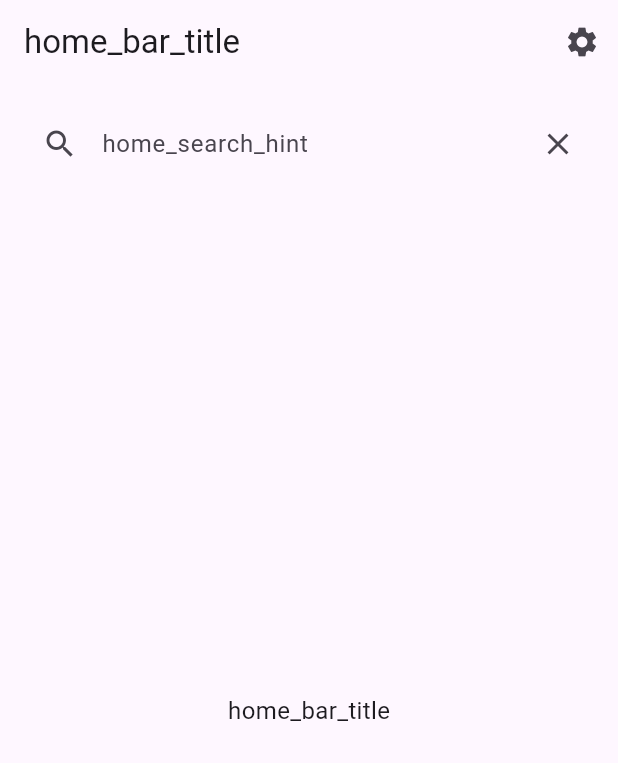
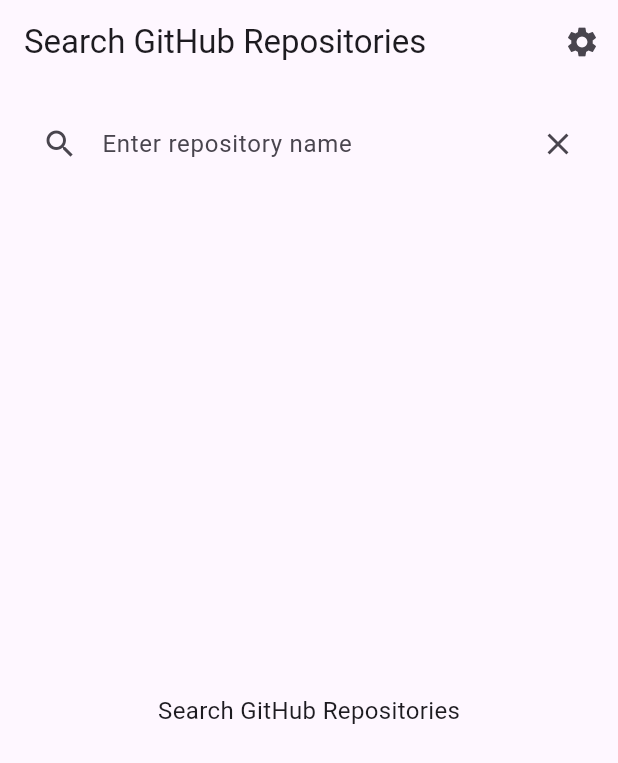
Before and after one commit to Rerurate514/improved_github_browser, a Flutter app: the screen it shows after launch, on a phone screen of 412 x 824 dp. Shown: the top 763 px of the screen. Run offline on Flutter 3.47's test engine with Material 3 defaults, Android fonts, the phone set to English and light mode, and no system bars; our stand-ins replace flutter_riverpod, freezed_annotation, shared_preferences; generated files the repository leaves out were written again.

Commit message:
言語設定を各コンポーネントへ適用

```diff
--- a/lib/features/repo_details/components/repository_info_card.dart
+++ b/lib/features/repo_details/components/repository_info_card.dart
@@ -2,6 +2,7 @@ import 'dart:math';
 
 import 'package:flutter/material.dart';
 import 'package:github_browser/features/repo_search/entities/repository.dart';
+import 'package:flutter_gen/gen_l10n/app_localizations.dart';
 
 class RepositoryInfoCard extends StatelessWidget {
   final Repository repository;
@@ -68,27 +69,27 @@ class RepositoryInfoCard extends StatelessWidget {
                     {
                       'icon': Icons.code,
                       'value': repository.projectLanguage,
-                      'label': "details_repository_language"
+                      'label': AppLocalizations.of(context)!.details_repository_language
                     },
                     {
                       'icon': Icons.star,
                       'value': repository.starCount.toString(),
-                      'label': "details_repository_stars"
+                      'label': AppLocalizations.of(context)!.details_repository_stars
                     },
                     {
                       'icon': Icons.remove_red_eye,
                       'value': repository.watcherCount.toString(),
-                      'label': "details_repository_watchers"
+                      'label': AppLocalizations.of(context)!.details_repository_watchers
                     },
                     {
                       'icon': Icons.call_split,
                       'value': repository.forkCount.toString(),
-                      'label': "details_repository_forks"
+                      'label': AppLocalizations.of(context)!.details_repository_forks
                     },
                     {
                       'icon': Icons.error_outline,
                       'value': repository.issueCount.toString(),
-                      'label': "details_repository_issues"
+                      'label': AppLocalizations.of(context)!.details_repository_issues
                     },
                   ];
 
--- a/lib/features/repo_search/components/repo_result_view.dart
+++ b/lib/features/repo_search/components/repo_result_view.dart
@@ -1,6 +1,7 @@
 import 'package:flutter/material.dart';
 import 'package:github_browser/features/repo_search/components/repo_list_item.dart';
 import 'package:github_browser/features/repo_search/entities/repository.dart';
+import 'package:flutter_gen/gen_l10n/app_localizations.dart';
 
 class RepositoryResultsView extends StatelessWidget {
   final bool isLoading;
@@ -37,8 +38,8 @@ class RepositoryResultsView extends StatelessWidget {
       return Center(
         child: Text(
           searchQuery.isEmpty
-          ? "home_bar_title"
-          : "home_search_empty",
+          ? AppLocalizations.of(context)!.home_bar_title
+          : AppLocalizations.of(context)!.home_search_empty,
           style: const TextStyle(fontSize: 16),
         ),
       );
--- a/lib/features/settings_theme_switch/components/theme_settings_toggle.dart
+++ b/lib/features/settings_theme_switch/components/theme_settings_toggle.dart
@@ -2,6 +2,7 @@ import 'package:flutter/material.dart';
 import 'package:flutter_riverpod/flutter_riverpod.dart';
 import 'package:github_browser/core/components/toggle_button.dart';
 import 'package:github_browser/features/settings_theme_switch/providers/theme_mode_provider.dart';
+import 'package:flutter_gen/gen_l10n/app_localizations.dart';
 
 class ThemeSettingToggle extends ConsumerStatefulWidget {
   const ThemeSettingToggle({super.key});
@@ -18,7 +19,7 @@ class _ThemeSettingToggleState extends ConsumerState<ThemeSettingToggle> {
     return Row(
       mainAxisAlignment: MainAxisAlignment.spaceBetween,
       children: [
-        Text("settings_toggle_darkMode"),
+        Text(AppLocalizations.of(context)!.settings_toggle_darkMode),
         ToggleButton(
           isActive: themeMode == ThemeMode.light ? false : true,
           isToggledCallback: (bool isToggled) {
--- a/lib/pages/repo_detail_page.dart
+++ b/lib/pages/repo_detail_page.dart
@@ -1,7 +1,7 @@
 import 'package:flutter/material.dart';
 import 'package:github_browser/features/repo_details/components/repository_info_card.dart';
 import 'package:github_browser/features/repo_search/entities/repository.dart';
-
+import 'package:flutter_gen/gen_l10n/app_localizations.dart';
 class RepoDetailsPage extends StatefulWidget {
   final Repository repository;
 
@@ -16,7 +16,7 @@ class _RepoDetailsPageState extends State<RepoDetailsPage> {
   Widget build(BuildContext context) {
     return Scaffold(
       appBar: AppBar(
-        title: Text("details_bar_title"),
+        title: Text(AppLocalizations.of(context)!.details_bar_title),
       ),
       body: Padding(
         padding: const EdgeInsets.all(16.0),
--- a/lib/pages/search_page.dart
+++ b/lib/pages/search_page.dart
@@ -3,6 +3,7 @@ import 'package:github_browser/core/components/search_field.dart';
 import 'package:github_browser/features/repo_search/components/repo_result_view.dart';
 import 'package:github_browser/features/repo_search/entities/repository.dart';
 import 'package:github_browser/features/repo_search/repositories/github_repository.dart';
+import 'package:flutter_gen/gen_l10n/app_localizations.dart';
 
 class SearchPage extends StatefulWidget {
   const SearchPage({super.key});
@@ -60,7 +61,7 @@ class _SearchPageState extends State<SearchPage> {
   Widget build(BuildContext context) {
     return Scaffold(
       appBar: AppBar(
-        title: Text("home_bar_title"),
+        title: Text(AppLocalizations.of(context)!.home_bar_title),
         actions: [
           IconButton(
             icon: const Icon(Icons.settings),
@@ -77,7 +78,7 @@ class _SearchPageState extends State<SearchPage> {
           children: [
             SearchField(
               onSearch: _handleSearch,
-              hint: "home_search_hint",
+              hint: AppLocalizations.of(context)!.home_search_hint,
             ),
             const SizedBox(height: 20),
 
```
Also changed, not shown: 1 other file.
